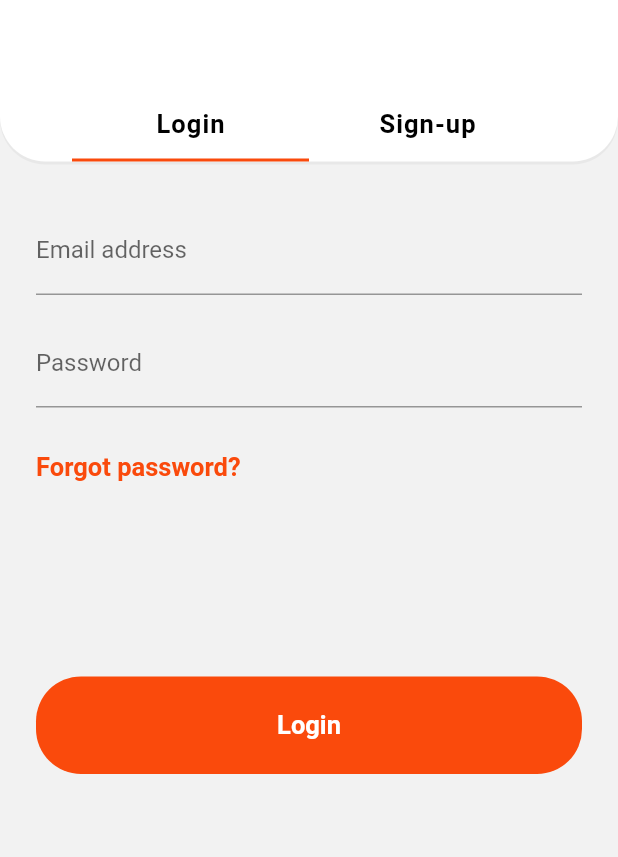
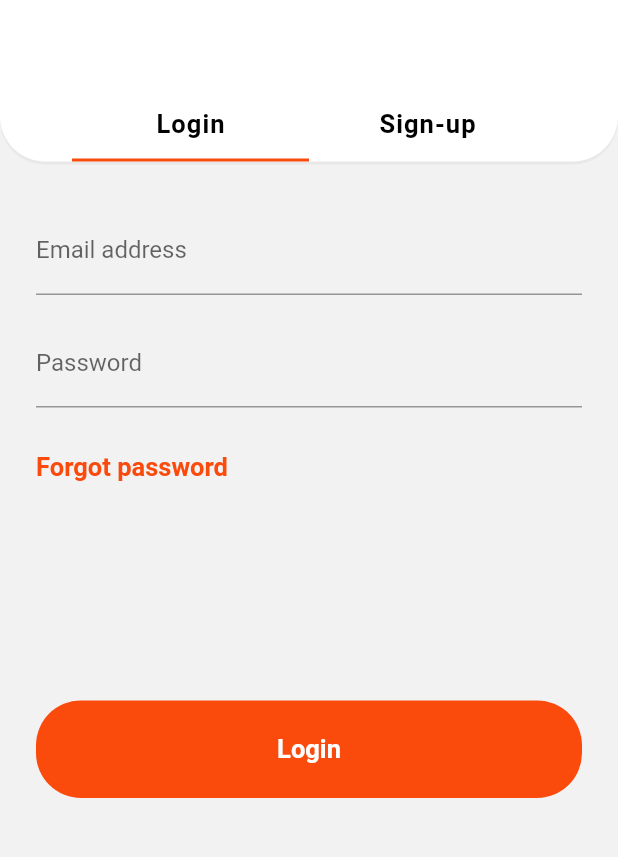
Before and after one commit to DevOps127/boujee, a Flutter app: the screen it shows after launch, after a tap on "Get started", on a phone screen of 412 x 824 dp, the part 333-1190 px from its top. Run offline on Flutter 3.47's test engine with Material 2 defaults, Android fonts, the phone set to English and light mode, and no system bars; our stand-ins replace firebase_auth, google_fonts, modal_progress_hud; accounts and stored records are empty; Roboto replaces fonts that are missing (SF-Pro-Rounded-Regular).

Commit message:
refactor translation

```diff
--- a/lib/core/localization/app_localization.dart
+++ b/lib/core/localization/app_localization.dart
@@ -1,44 +1,55 @@
-import 'package:boujee/core/localization/dart_files/messages_all.dart';
-import 'package:flutter/cupertino.dart';
-import 'package:flutter/foundation.dart';
-import 'package:intl/intl.dart';
+import 'dart:async';
+import 'dart:convert';
+
+import 'package:flutter/material.dart';
+import 'package:flutter/services.dart';
 
 class AppLocalization {
   final Locale locale;
 
-  const AppLocalization(this.locale);
+  AppLocalization(this.locale);
 
-  static AppLocalization of(BuildContext context) =>
-      Localizations.of<AppLocalization>(context, AppLocalization);
-
-  static Future<AppLocalization> load(Locale locale) async {
-    final String localeName = Intl.canonicalizedLocale(locale.languageCode);
-
-    await initializeMessages(localeName);
-
-    Intl.defaultLocale = localeName;
-
-    return AppLocalization(locale);
+  static AppLocalization of(BuildContext context) {
+    return Localizations.of<AppLocalization>(context, AppLocalization);
   }
 
-  String get foodForEveryone => Intl.message(
-        "Food for\nEveryone",
-        name: "foodForEveryone",
-      );
-  String get getStarted => Intl.message(
-        "Get started",
-        name: "getStarted",
-      );
+  static const LocalizationsDelegate<AppLocalization> delegate =
+      _AppLocalizationsDelegate();
+
+  Map<String, String> _localizedStrings;
+
+  Future<bool> load() async {
+    String jsonString =
+        await rootBundle.loadString('lang/${locale.languageCode}.json');
+    Map<String, dynamic> jsonMap = json.decode(jsonString);
+
+    _localizedStrings = jsonMap.map((key, value) {
+      return MapEntry(key, value.toString());
+    });
+
+    return true;
+  }
+
+  String translate(String key) {
+    return _localizedStrings[key];
+  }
 }
 
-class AppLocalizationDelegate extends LocalizationsDelegate<AppLocalization> {
-  const AppLocalizationDelegate();
-  @override
-  bool isSupported(Locale locale) => ["en", "fr"].contains(locale.languageCode);
-  @override
-  Future<AppLocalization> load(Locale locale) =>
-      SynchronousFuture<AppLocalization>(AppLocalization(locale));
+class _AppLocalizationsDelegate extends LocalizationsDelegate<AppLocalization> {
+  const _AppLocalizationsDelegate();
 
   @override
-  bool shouldReload(LocalizationsDelegate<AppLocalization> d) => false;
+  bool isSupported(Locale locale) {
+    return ['en', 'fr'].contains(locale.languageCode);
+  }
+
+  @override
+  Future<AppLocalization> load(Locale locale) async {
+    AppLocalization localizations = AppLocalization(locale);
+    await localizations.load();
+    return localizations;
+  }
+
+  @override
+  bool shouldReload(_AppLocalizationsDelegate old) => false;
 }
--- a/lib/main.dart
+++ b/lib/main.dart
@@ -18,14 +18,14 @@ class MyApp extends StatelessWidget {
       debugShowCheckedModeBanner: false,
       theme: myTheme,
       localizationsDelegates: [
-        const AppLocalizationDelegate(),
+        AppLocalization.delegate,
         GlobalMaterialLocalizations.delegate,
         GlobalWidgetsLocalizations.delegate,
         GlobalCupertinoLocalizations.delegate,
       ],
       supportedLocales: [
         Locale.fromSubtags(languageCode: "en"),
-        Locale.fromSubtags(languageCode: "it"),
+        Locale.fromSubtags(languageCode: "fr"),
       ],
       onGenerateTitle: (context) => 'Boujee',
       navigatorKey: RouteGenerator.key,
--- a/lib/ui/screens/connexion/connexion_screen.dart
+++ b/lib/ui/screens/connexion/connexion_screen.dart
@@ -1,5 +1,6 @@
 import 'dart:ui';
 
+import 'package:boujee/core/localization/app_localization.dart';
 import 'package:boujee/ui/constants/colors.dart';
 import 'package:boujee/ui/widgets/connexion_forms/login_form.dart';
 import 'package:boujee/ui/widgets/connexion_forms/sign_up_form.dart';
@@ -209,6 +210,7 @@ class _TabBarWidget extends StatelessWidget {
       fontWeight: FontWeight.w600,
       letterSpacing: .7,
     );
+    final localize = AppLocalization.of(context);
     return Container(
       width: double.infinity,
       alignment: Alignment.bottomCenter,
@@ -220,13 +222,13 @@ class _TabBarWidget extends StatelessWidget {
         tabs: [
           Tab(
             child: Text(
-              'Login',
+              localize?.translate('login') ?? '',
               style: _kLabelStyle,
             ),
           ),
           Tab(
             child: Text(
-              'Sign-up',
+              localize?.translate('signUp') ?? '',
               style: _kLabelStyle,
             ),
           ),
--- a/lib/ui/screens/onboarding_screen.dart
+++ b/lib/ui/screens/onboarding_screen.dart
@@ -48,7 +48,7 @@ class _OnboardingScreenState extends State<OnboardingScreen> {
                 ),
                 const SizedBox(height: 16),
                 Text(
-                  localize?.foodForEveryone ?? '-',
+                  localize?.translate('food_for_everyone') ?? '-',
                   style: GoogleFonts.roboto(
                     color: AppColors.colorWhite,
                     fontWeight: FontWeight.w800,
@@ -76,7 +76,7 @@ class _OnboardingScreenState extends State<OnboardingScreen> {
               child: DefaultRaisedButton(
                 onTap: () => Navigator.of(context)
                     ?.pushNamed(RouteGenerator.connexionScreen),
-                text: localize?.getStarted ?? '-',
+                text: localize?.translate('get_started') ?? '-',
                 backgroundColor: AppColors.colorWhite,
                 textColor: AppColors.primaryColor,
               ),
--- a/lib/ui/widgets/connexion_forms/login_form.dart
+++ b/lib/ui/widgets/connexion_forms/login_form.dart
@@ -1,3 +1,4 @@
+import 'package:boujee/core/localization/app_localization.dart';
 import 'package:boujee/core/services/form_validation.dart';
 import 'package:boujee/ui/constants/colors.dart';
 import 'package:boujee/ui/shared/buttons/default_raised_button.dart';
@@ -42,6 +43,7 @@ class _LoginFormState extends State<LoginForm> {
 
   @override
   Widget build(BuildContext context) {
+    final localize = AppLocalization.of(context);
     return Scrollbar(
       child: SingleChildScrollView(
         physics: BouncingScrollPhysics(),
@@ -61,14 +63,14 @@ class _LoginFormState extends State<LoginForm> {
                     DefaultTextField(
                       focusNode: _emailFocusNode,
                       validator: FormValidator.emailValidation,
-                      labelText: 'Email address',
+                      labelText: localize?.translate('email_adress') ?? '-',
                       textInputType: TextInputType.emailAddress,
                       onSaved: (val) => _userEmail = val,
                     ),
                     const SpaceH16(),
                     DefaultTextField(
                       validator: FormValidator.passwordValidation,
-                      labelText: 'Password',
+                      labelText: localize?.translate('password') ?? '-',
                       obscureText: true,
                       onSaved: (val) => _userPassword = val,
                     ),
@@ -76,8 +78,8 @@ class _LoginFormState extends State<LoginForm> {
                     FlatButton(
                       onPressed: () {},
                       padding: EdgeInsets.zero,
-                      child: const Text(
-                        'Forgot password?',
+                      child: Text(
+                        localize?.translate('forgot_password') ?? '-',
                         style: TextStyle(
                           color: AppColors.primaryColor,
                           fontWeight: FontWeight.w600,
@@ -90,7 +92,11 @@ class _LoginFormState extends State<LoginForm> {
                 SizedBox(
                   height: MediaQuery.of(context).size.height * .14,
                 ),
-                DefaultRaisedButton(onTap: _login, text: 'Login')
+                SizedBox(
+                  height: 16,
+                ),
+                DefaultRaisedButton(
+                    onTap: _login, text: localize?.translate('login') ?? '-')
               ],
             ),
           ),
--- a/pubspec.yaml
+++ b/pubspec.yaml
@@ -39,6 +39,7 @@ flutter:
   assets:
     - assets/images/
     - assets/icons/
+    - lang/
 
   fonts:
     - family: SF-Pro-Rounded
```
Also changed, not shown: lang/en.json (added, +10 -0 lines), lang/fr.json (added, +10 -0 lines), lib/core/localization/arb_files/intl_en.arb (deleted, +0 -13 lines), lib/core/localization/arb_files/intl_fr.arb (deleted, +0 -13 lines), lib/core/localization/arb_files/intl_messages.arb (deleted, +0 -13 lines), lib/core/localization/dart_files/messages_all.dart (deleted, +0 -67 lines), lib/core/localization/dart_files/messages_en.dart (deleted, +0 -27 lines), lib/core/localization/dart_files/messages_fr.dart (deleted, +0 -28 lines), lib/ui/widgets/connexion_forms/sign_up_form.dart (+9 -4 lines).
